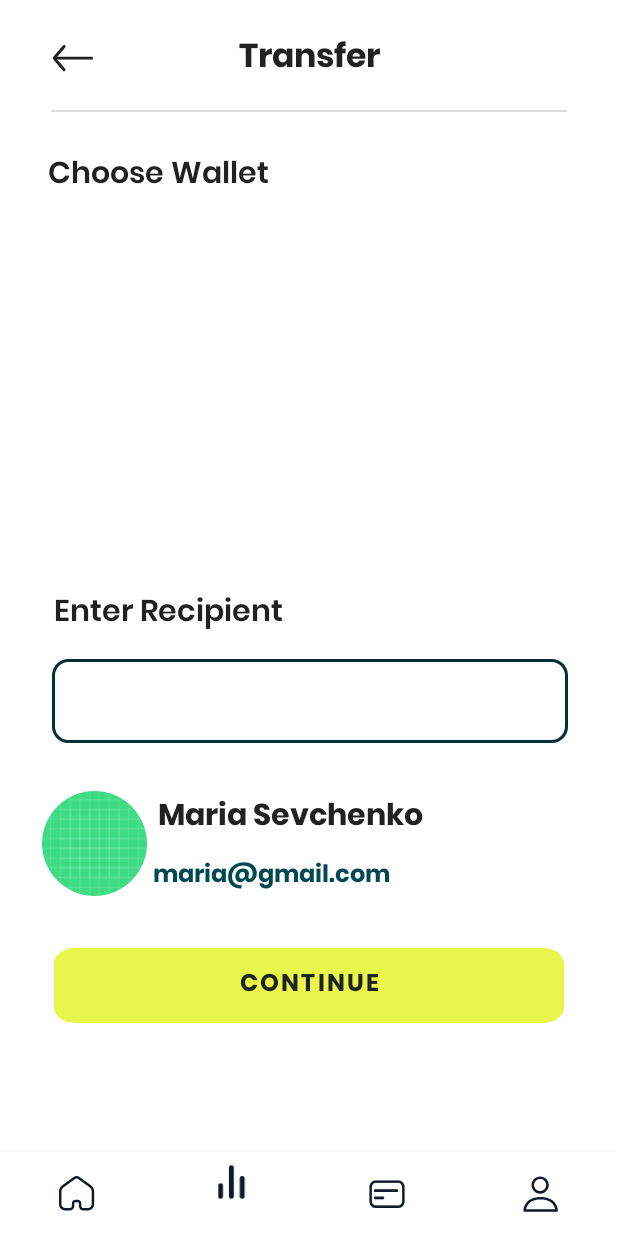
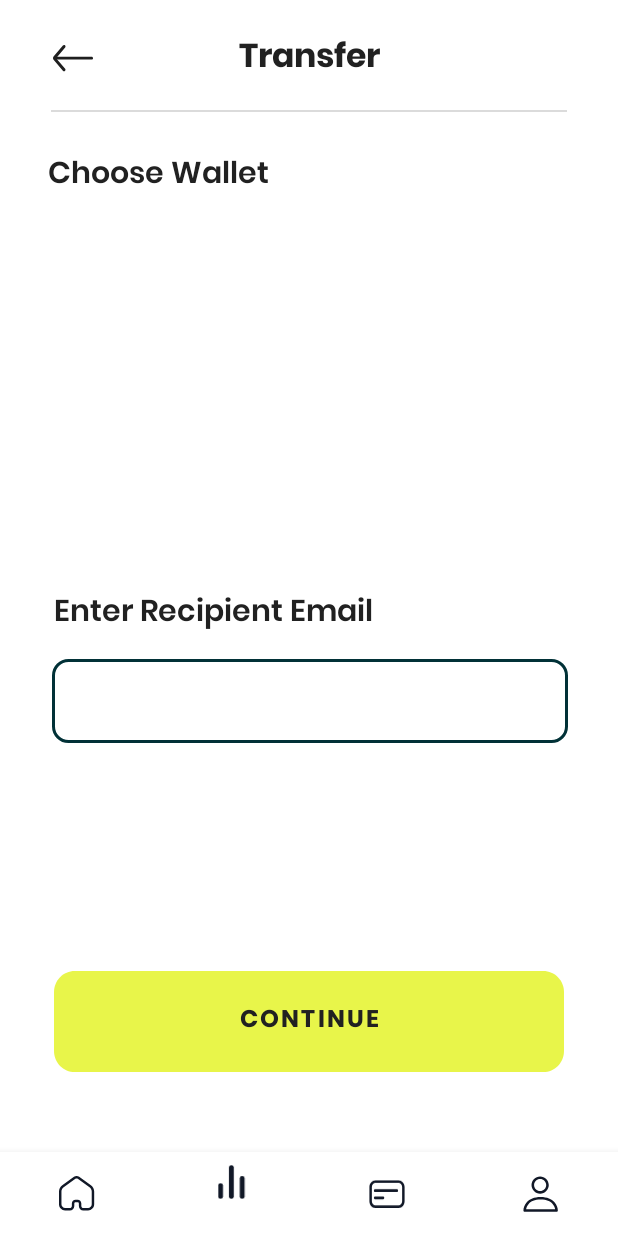
Before and after one commit to totipham/prm392-finsmart, an Android app: the screen it shows after launch once a user with an empty profile is signed in (MainActivity), item 2 of the bottom bar chosen, on a phone screen of 412 x 824 dp. Run offline under Robolectric (Android 15) with nearby library versions, the phone set to English and light mode, and no system bars; our stand-ins replace CircleImageView, Firebase (no records; nobody signed in at launch, a user with empty details on screens opened directly), Picasso; libraries missing offline, so code that uses them is left out: com.cloudinary.android; pictures from the network do not load; 1 statement that could not run was skipped.

```diff
--- a/app/src/main/java/com/example/finsmart/Activity/MainActivity.java
+++ b/app/src/main/java/com/example/finsmart/Activity/MainActivity.java
@@ -58,7 +58,7 @@ public class MainActivity extends AppCompatActivity {
 
         homeFragment = new HomeFragment(db);
         walletFragment = new WalletFragment();
-        dashboardFragment = new DashboardFragment(db);
+        dashboardFragment = new DashboardFragment(db, mAuth, mUser);
         profileFragment = new ProfileFragment();
 //        updateProfileFragment = new UpdateProfileFragment(db, mAuth, mUser);
 
--- a/app/src/main/java/com/example/finsmart/Fragment/DashboardFragment.java
+++ b/app/src/main/java/com/example/finsmart/Fragment/DashboardFragment.java
@@ -11,40 +11,49 @@ import androidx.recyclerview.widget.RecyclerView;
 import android.view.LayoutInflater;
 import android.view.View;
 import android.view.ViewGroup;
+import android.widget.Button;
+import android.widget.EditText;
+import android.widget.ImageView;
 import android.widget.ProgressBar;
 import android.widget.TextView;
 import android.widget.Toast;
 
-import com.example.finsmart.Adapter.ChooseRecipientAdapter;
 import com.example.finsmart.Adapter.ChooseWalletAdapter;
 import com.example.finsmart.Model.User;
 import com.example.finsmart.Model.Wallet;
 import com.example.finsmart.R;
 import com.google.android.gms.tasks.OnCompleteListener;
 import com.google.android.gms.tasks.Task;
+import com.google.firebase.auth.FirebaseAuth;
+import com.google.firebase.auth.FirebaseUser;
 import com.google.firebase.firestore.FirebaseFirestore;
 import com.google.firebase.firestore.QueryDocumentSnapshot;
 import com.google.firebase.firestore.QuerySnapshot;
+import com.squareup.picasso.Picasso;
 
 import java.util.ArrayList;
-import java.util.List;
 
-/**
- * A simple {@link Fragment} subclass.
- * Use the {@link DashboardFragment#newInstance} factory method to
- * create an instance of this fragment.
- */
 public class DashboardFragment extends Fragment {
     FirebaseFirestore db;
+    FirebaseAuth mAuth;
+    FirebaseUser mUser;
     private ArrayList<Wallet> walletList;
     ProgressBar progressBar;
+    Button btnNext;
+    EditText edtRecipientEmail;
+    TextView txtRecipientName, txtRecipientEmail;
+    ImageView imvRecipientAvatar;
+    User recipient;
+    boolean isRecipientSelected = false;
 
     public DashboardFragment() {
         // Required empty public constructor
     }
 
-    public DashboardFragment(FirebaseFirestore db) {
+    public DashboardFragment(FirebaseFirestore db, FirebaseAuth mAuth, FirebaseUser mUser) {
         this.db = db;
+        this.mAuth = mAuth;
+        this.mUser = mUser;
     }
 
     public static DashboardFragment newInstance() {
@@ -61,6 +70,11 @@ public class DashboardFragment extends Fragment {
                              Bundle savedInstanceState) {
         View view = inflater.inflate(R.layout.fragment_transfer_target, container, false);
         progressBar = view.findViewById(R.id.pbar_wallet_2);
+        btnNext = view.findViewById(R.id.btn_continue);
+        edtRecipientEmail = view.findViewById(R.id.edt_recipient_email);
+        txtRecipientName = view.findViewById(R.id.txt_recipient_name);
+        txtRecipientEmail = view.findViewById(R.id.txt_recipient_email);
+        imvRecipientAvatar = view.findViewById(R.id.img_recipient_avatar);
         progressBar.setVisibility(View.VISIBLE);
         walletList = new ArrayList<>();
         loadWalletList();
@@ -70,6 +84,67 @@ public class DashboardFragment extends Fragment {
     @Override
     public void onViewCreated(@NonNull View view, @Nullable Bundle savedInstanceState) {
         super.onViewCreated(view, savedInstanceState);
+
+        btnNext.setOnClickListener(new View.OnClickListener() {
+            @Override
+            public void onClick(View v) {
+                if (isRecipientSelected) {
+                    //Move to confirm transfer fragment
+                    Toast.makeText(getContext(), "Move to confirm transfer fragment", Toast.LENGTH_SHORT).show();
+//                    getActivity().getSupportFragmentManager().beginTransaction().replace(R.id.fragment_container, new TransferFragment()).commit();
+                } else {
+                    //get user from firebase firestore by email
+                    db.collection("users").
+                            whereEqualTo("email", edtRecipientEmail.getText().toString())
+                            .get()
+                            .addOnCompleteListener(new OnCompleteListener<QuerySnapshot>() {
+                                @Override
+                                public void onComplete(@NonNull Task<QuerySnapshot> task) {
+                                    if (task.isSuccessful()) {
+
+                                        //check if user exists
+                                        if (task.getResult().getDocuments().size() == 0) {
+                                            Toast.makeText(getContext(), "User not found", Toast.LENGTH_SHORT).show();
+                                            return;
+                                        }
+
+                                        //check if user is current user
+                                        if (task.getResult().getDocuments().get(0).getId().equals(mUser.getUid())) {
+                                            Toast.makeText(getContext(), "You can't transfer to yourself", Toast.LENGTH_SHORT).show();
+                                            return;
+                                        }
+
+                                        String recipientId = task.getResult().getDocuments().get(0).getId();
+                                        String recipientName = task.getResult().getDocuments().get(0).getString("name");
+                                        String recipientEmail = task.getResult().getDocuments().get(0).getString("email");
+                                        String recipientAvatar = task.getResult().getDocuments().get(0).getString("avatar");
+
+                                        recipient = new User(recipientId, recipientName, recipientEmail, recipientAvatar);
+
+                                        isRecipientSelected = true;
+                                        btnNext.setText("Confirm");
+
+                                        bindRecipient();
+                                    } else {
+                                        Toast.makeText(getContext(), "Error getting user", Toast.LENGTH_SHORT).show();
+                                    }
+                                }
+                            });
+                }
+            }
+        });
+    }
+
+    private void bindRecipient() {
+        //set visible
+        txtRecipientName.setVisibility(View.VISIBLE);
+        txtRecipientEmail.setVisibility(View.VISIBLE);
+        imvRecipientAvatar.setVisibility(View.VISIBLE);
+
+        //binding data
+        txtRecipientName.setText(recipient.getName());
+        txtRecipientEmail.setText(recipient.getEmail());
+        Picasso.get().load(recipient.getAvatar().replace("http", "https")).into(imvRecipientAvatar);
     }
 
     private void loadWalletList() {
@@ -102,29 +177,4 @@ public class DashboardFragment extends Fragment {
 
         progressBar.setVisibility(View.GONE);
     }
-
-    void generateRecipientList(View view) {
-        List<User> recipientList = new ArrayList<>();
-
-        User u1 = new User("u1", "John", "Nguyen", "https://www.gravatar.com/avatar/205e460b479e2e5b48aec07710c08d50?s=200");
-        User u2 = new User("u2", "Jane", "Doe", "https://www.gravatar.com/avatar/205e460b479e2e5b48aec07710c08d50?s=200");
-        User u3 = new User("u3", "Niece", "Smith", "https://www.gravatar.com/avatar/205e460b479e2e5b48aec07710c08d50?s=200");
-        User u4 = new User("u4", "Nephew", "Smith", "https://www.gravatar.com/avatar/205e460b479e2e5b48aec07710c08d50?s=200");
-        User u5 = new User("u5", "Niece", "Smith", "https://www.gravatar.com/avatar/205e460b479e2e5b48aec07710c08d50?s=200");
-
-        recipientList.add(u1);
-        recipientList.add(u2);
-        recipientList.add(u3);
-        recipientList.add(u4);
-        recipientList.add(u5);
-
-        ChooseRecipientAdapter recipientListAdapter = new ChooseRecipientAdapter(recipientList);
-//        RecyclerView recipientListScroll = (RecyclerView) view.findViewById(R.id.rview_recipient_scroll);
-        RecyclerView.LayoutManager layoutManager = new LinearLayoutManager(getContext(), LinearLayoutManager.HORIZONTAL, false);
-
-//        recipientListScroll.setLayoutManager(layoutManager);
-//        recipientListScroll.setAdapter(recipientListAdapter);
-
-    }
-
 }
--- a/app/src/main/res/layout/fragment_transfer_result.xml
+++ b/app/src/main/res/layout/fragment_transfer_result.xml
@@ -15,12 +15,12 @@
         android:textColor="@color/pure_black"
         android:textSize="23sp"
         android:textStyle="bold"
-        app:layout_constraintBottom_toTopOf="@+id/textView15"
+        app:layout_constraintBottom_toTopOf="@+id/tv_recipient_name"
         app:layout_constraintEnd_toEndOf="parent"
         app:layout_constraintStart_toStartOf="parent" />
 
     <TextView
-        android:id="@+id/textView15"
+        android:id="@+id/tv_recipient_name"
         android:layout_width="wrap_content"
         android:layout_height="wrap_content"
         android:layout_marginBottom="88dp"
--- a/app/src/main/res/layout/fragment_transfer_target.xml
+++ b/app/src/main/res/layout/fragment_transfer_target.xml
@@ -3,10 +3,7 @@
     xmlns:app="http://schemas.android.com/apk/res-auto"
     xmlns:tools="http://schemas.android.com/tools"
     android:layout_width="match_parent"
-    android:layout_height="match_parent"
-    android:paddingBottom="90dp"
-    tools:layout_editor_absoluteX="0dp"
-    tools:layout_editor_absoluteY="71dp">
+    android:layout_height="match_parent">
 
     <androidx.constraintlayout.widget.ConstraintLayout
         android:layout_width="match_parent"
@@ -55,35 +52,37 @@
         <Button
             android:id="@+id/btn_continue"
             android:layout_width="match_parent"
-            android:layout_height="50dp"
+            android:layout_height="wrap_content"
             android:layout_marginHorizontal="36dp"
-            android:layout_marginTop="34dp"
+            android:layout_marginTop="50dp"
             android:background="@drawable/button_default"
             android:backgroundTint="@color/primary_dark"
             android:text="Continue"
             android:textColor="@color/black_text"
             android:textSize="16sp"
             android:textStyle="bold"
+            app:layout_constraintBottom_toBottomOf="parent"
             app:layout_constraintEnd_toEndOf="parent"
             app:layout_constraintHorizontal_bias="0.388"
             app:layout_constraintStart_toStartOf="parent"
-            app:layout_constraintTop_toBottomOf="@+id/textView16" />
+            app:layout_constraintTop_toBottomOf="@+id/txt_recipient_email" />
 
         <TextView
-            android:id="@+id/textView16"
+            android:id="@+id/txt_recipient_email"
             android:layout_width="wrap_content"
             android:layout_height="wrap_content"
-            android:layout_marginStart="4dp"
-            android:layout_marginTop="7dp"
-            android:text="maria@gmail.com"
+            android:layout_marginStart="108dp"
+            android:layout_marginTop="8dp"
+            android:text=""
             android:textColor="#004852"
             android:textSize="16sp"
-            android:textStyle="bold"
-            app:layout_constraintStart_toEndOf="@+id/img_avatar"
-            app:layout_constraintTop_toBottomOf="@+id/textView15" />
+            android:textStyle="normal"
+            android:visibility="invisible"
+            app:layout_constraintStart_toStartOf="parent"
+            app:layout_constraintTop_toBottomOf="@+id/txt_recipient_name" />
 
         <EditText
-            android:id="@+id/editTextText"
+            android:id="@+id/edt_recipient_email"
             android:layout_width="344dp"
             android:layout_height="56dp"
             android:layout_marginStart="28dp"
@@ -92,34 +91,37 @@
             android:background="@drawable/input_field_background"
             android:ems="10"
             android:inputType="text"
+            android:paddingStart="20dp"
             app:layout_constraintEnd_toEndOf="parent"
             app:layout_constraintHorizontal_bias="0.571"
             app:layout_constraintStart_toStartOf="parent"
             app:layout_constraintTop_toBottomOf="@+id/tv_choose_recipient" />
 
         <TextView
-            android:id="@+id/textView15"
+            android:id="@+id/txt_recipient_name"
             android:layout_width="wrap_content"
             android:layout_height="wrap_content"
-            android:layout_marginStart="7dp"
+            android:layout_marginStart="108dp"
             android:layout_marginTop="32dp"
-            android:text="Maria Sevchenko"
+            android:text=""
             android:textColor="@color/black_text"
             android:textSize="20sp"
             android:textStyle="bold"
-            app:layout_constraintStart_toEndOf="@+id/img_avatar"
-            app:layout_constraintTop_toBottomOf="@+id/editTextText" />
+            android:visibility="invisible"
+            app:layout_constraintStart_toStartOf="parent"
+            app:layout_constraintTop_toBottomOf="@+id/edt_recipient_email" />
 
         <de.hdodenhof.circleimageview.CircleImageView
-            android:id="@+id/img_avatar"
+            android:id="@+id/img_recipient_avatar"
             android:layout_width="70dp"
             android:layout_height="70dp"
             android:layout_gravity="center"
             android:layout_marginStart="28dp"
             android:layout_marginTop="32dp"
             android:src="@drawable/ic_launcher_background"
+            android:visibility="invisible"
             app:layout_constraintStart_toStartOf="parent"
-            app:layout_constraintTop_toBottomOf="@+id/editTextText" />
+            app:layout_constraintTop_toBottomOf="@+id/edt_recipient_email" />
 
         <TextView
             android:id="@+id/tv_choose_wallet"
@@ -140,7 +142,7 @@
             android:layout_height="wrap_content"
             android:layout_marginStart="36dp"
             android:layout_marginTop="-10dp"
-            android:text="Enter Recipient"
+            android:text="Enter Recipient Email"
             android:textColor="@color/black_text"
             android:textFontWeight="600"
             android:textSize="20sp"
--- a/app/src/main/res/layout/recipient_list_layout.xml
+++ b/app/src/main/res/layout/recipient_list_layout.xml
@@ -17,7 +17,7 @@
         android:layout_marginTop="12dp">
 
         <de.hdodenhof.circleimageview.CircleImageView
-            android:id="@+id/img_avatar"
+            android:id="@+id/img_recipient_avatar"
             android:layout_width="70dp"
             android:layout_height="70dp"
             android:layout_gravity="center" />
```
Also changed, not shown: app/src/main/java/com/example/finsmart/Adapter/ChooseRecipientAdapter.java (+3 -6 lines), app/src/main/java/com/example/finsmart/Model/User.java (+8 -45 lines), app/src/main/res/layout/activity_login.xml (+9 -8 lines), app/src/main/res/layout/activity_sign_up.xml (+8 -8 lines).
